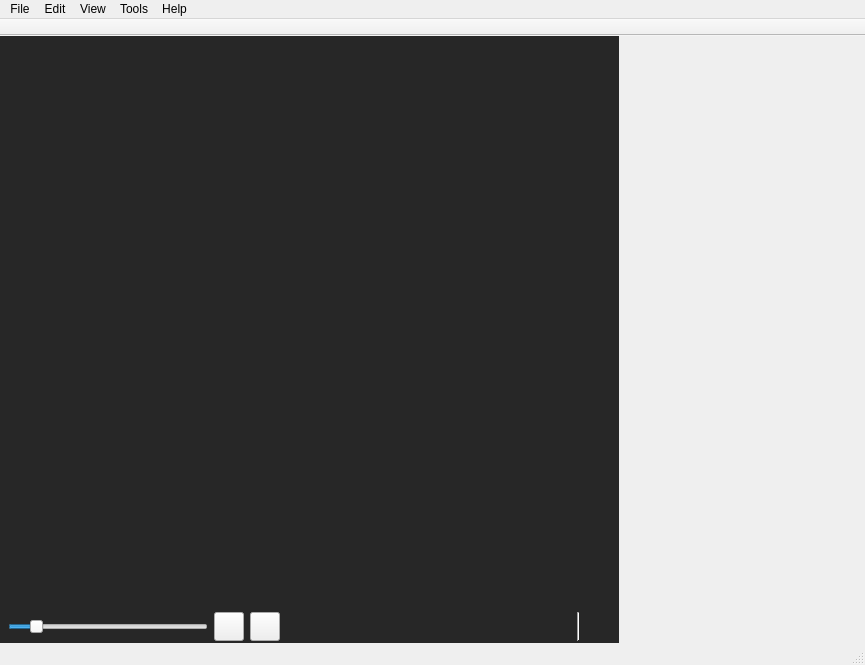
Qt form ui/main_window.ui (zkovari/plotlyst) before a commit.
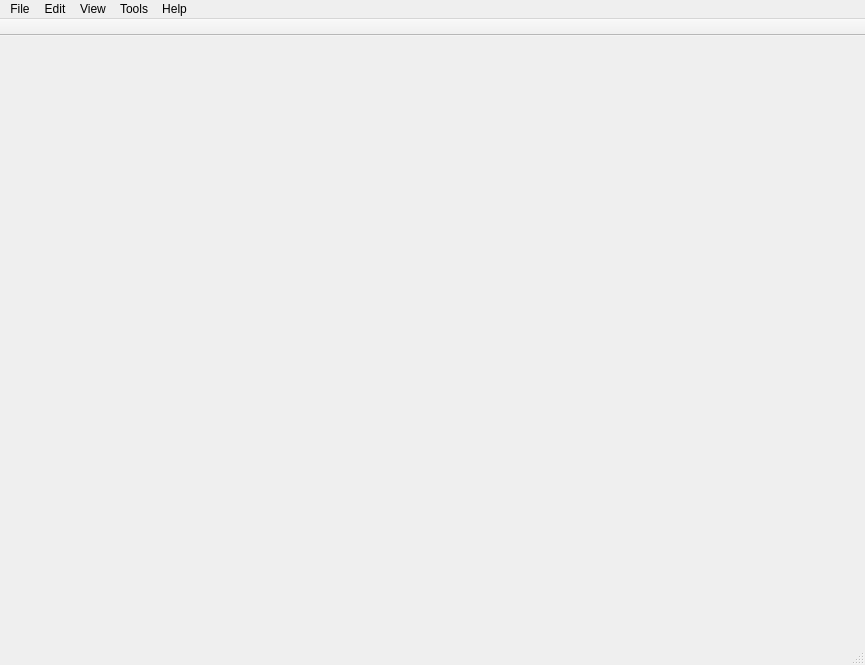
The same form after that commit. Custom widgets are drawn as their Qt base class.

Commit message: Refactor distraction-free editor

The edit to the form file:
```diff
--- a/ui/main_window.ui
+++ b/ui/main_window.ui
@@ -39,17 +39,13 @@
     <item>
      <widget class="QStackedWidget" name="stackMainPanels">
       <property name="styleSheet">
-       <string notr="true">#pageDistractionFree {
-background-color: rgb(39, 39, 39);
-}
-
-</string>
+       <string notr="true"/>
       </property>
       <property name="lineWidth">
        <number>0</number>
       </property>
       <property name="currentIndex">
-       <number>4</number>
+       <number>2</number>
       </property>
       <widget class="QWidget" name="pageOutline">
        <layout class="QHBoxLayout" name="horizontalLayout_2">
@@ -472,16 +468,16 @@
          <number>3</number>
         </property>
         <property name="leftMargin">
-         <number>2</number>
+         <number>0</number>
         </property>
         <property name="topMargin">
-         <number>2</number>
+         <number>0</number>
         </property>
         <property name="rightMargin">
-         <number>2</number>
+         <number>0</number>
         </property>
         <property name="bottomMargin">
-         <number>2</number>
+         <number>0</number>
         </property>
        </layout>
       </widget>
@@ -504,207 +500,6 @@
         </property>
        </layout>
       </widget>
-      <widget class="QWidget" name="pageDistractionFree">
-       <layout class="QVBoxLayout" name="verticalLayout_13">
-        <property name="spacing">
-         <number>3</number>
-        </property>
-        <property name="leftMargin">
-         <number>2</number>
-        </property>
-        <property name="topMargin">
-         <number>2</number>
-        </property>
-        <property name="rightMargin">
-         <number>2</number>
-        </property>
-        <property name="bottomMargin">
-         <number>0</number>
-        </property>
-        <item>
-         <widget class="QWidget" name="wdgHeader" native="true">
-          <property name="sizePolicy">
-           <sizepolicy hsizetype="Preferred" vsizetype="Maximum">
-            <horstretch>0</horstretch>
-            <verstretch>0</verstretch>
-           </sizepolicy>
-          </property>
-          <layout class="QHBoxLayout" name="horizontalLayout_4">
-           <property name="spacing">
-            <number>3</number>
-           </property>
-           <property name="leftMargin">
-            <number>2</number>
-           </property>
-           <property name="topMargin">
-            <number>2</number>
-           </property>
-           <property name="rightMargin">
-            <number>2</number>
-           </property>
-           <property name="bottomMargin">
-            <number>2</number>
-           </property>
-           <item alignment="Qt::AlignLeft">
-            <widget class="SprintWidget" name="wdgSprint" native="true"/>
-           </item>
-          </layout>
-         </widget>
-        </item>
-        <item>
-         <widget class="QWidget" name="wdgDistractionFreeEditor" native="true">
-          <layout class="QHBoxLayout" name="horizontalLayout_3"/>
-         </widget>
-        </item>
-        <item>
-         <widget class="QWidget" name="wdgBottom" native="true">
-          <property name="sizePolicy">
-           <sizepolicy hsizetype="Preferred" vsizetype="Maximum">
-            <horstretch>0</horstretch>
-            <verstretch>0</verstretch>
-           </sizepolicy>
-          </property>
-          <layout class="QHBoxLayout" name="horizontalLayout_5">
-           <property name="spacing">
-            <number>6</number>
-           </property>
-           <property name="leftMargin">
-            <number>6</number>
-           </property>
-           <property name="topMargin">
-            <number>2</number>
-           </property>
-           <property name="rightMargin">
-            <number>6</number>
-           </property>
-           <property name="bottomMargin">
-            <number>2</number>
-           </property>
-           <item alignment="Qt::AlignLeft">
-            <widget class="QSlider" name="sliderDocWidth">
-             <property name="sizePolicy">
-              <sizepolicy hsizetype="Maximum" vsizetype="Fixed">
-               <horstretch>0</horstretch>
-               <verstretch>0</verstretch>
-              </sizepolicy>
-             </property>
-             <property name="minimumSize">
-              <size>
-               <width>200</width>
-               <height>0</height>
-              </size>
-             </property>
-             <property name="styleSheet">
-              <string notr="true"/>
-             </property>
-             <property name="minimum">
-              <number>1</number>
-             </property>
-             <property name="maximum">
-              <number>10</number>
-             </property>
-             <property name="value">
-              <number>2</number>
-             </property>
-             <property name="orientation">
-              <enum>Qt::Horizontal</enum>
-             </property>
-            </widget>
-           </item>
-           <item>
-            <widget class="QToolButton" name="btnFocus">
-             <property name="cursor">
-              <cursorShape>PointingHandCursor</cursorShape>
-             </property>
-             <property name="text">
-              <string/>
-             </property>
-             <property name="iconSize">
-              <size>
-               <width>22</width>
-               <height>22</height>
-              </size>
-             </property>
-             <property name="checkable">
-              <bool>true</bool>
-             </property>
-             <property name="toolButtonStyle">
-              <enum>Qt::ToolButtonIconOnly</enum>
-             </property>
-             <property name="base" stdset="0">
-              <bool>true</bool>
-             </property>
-            </widget>
-           </item>
-           <item>
-            <widget class="QToolButton" name="btnNightMode">
-             <property name="cursor">
-              <cursorShape>PointingHandCursor</cursorShape>
-             </property>
-             <property name="text">
-              <string/>
-             </property>
-             <property name="iconSize">
-              <size>
-               <width>22</width>
-               <height>22</height>
-              </size>
-             </property>
-             <property name="checkable">
-              <bool>true</bool>
-             </property>
-             <property name="base" stdset="0">
-              <bool>true</bool>
-             </property>
-            </widget>
-           </item>
-           <item>
-            <spacer name="horizontalSpacer">
-             <property name="orientation">
-              <enum>Qt::Horizontal</enum>
-             </property>
-             <property name="sizeHint" stdset="0">
-              <size>
-               <width>40</width>
-               <height>20</height>
-              </size>
-             </property>
-            </spacer>
-           </item>
-           <item>
-            <widget class="Line" name="line_2">
-             <property name="orientation">
-              <enum>Qt::Vertical</enum>
-             </property>
-            </widget>
-           </item>
-           <item>
-            <widget class="QToolButton" name="btnReturn">
-             <property name="cursor">
-              <cursorShape>PointingHandCursor</cursorShape>
-             </property>
-             <property name="toolTip">
-              <string>Exit distraction free mode</string>
-             </property>
-             <property name="styleSheet">
-              <string notr="true">border: 0px;</string>
-             </property>
-             <property name="text">
-              <string/>
-             </property>
-             <property name="iconSize">
-              <size>
-               <width>22</width>
-               <height>22</height>
-              </size>
-             </property>
-            </widget>
-           </item>
-          </layout>
-         </widget>
-        </item>
-       </layout>
-      </widget>
      </widget>
     </item>
     <item>
@@ -906,14 +701,6 @@
    </property>
   </action>
  </widget>
- <customwidgets>
-  <customwidget>
-   <class>SprintWidget</class>
-   <extends>QWidget</extends>
-   <header>src.main.python.plotlyst.view.widget.manuscript</header>
-   <container>1</container>
-  </customwidget>
- </customwidgets>
  <resources/>
  <connections/>
  <buttongroups>
```
The commit also changes 6 other files.
